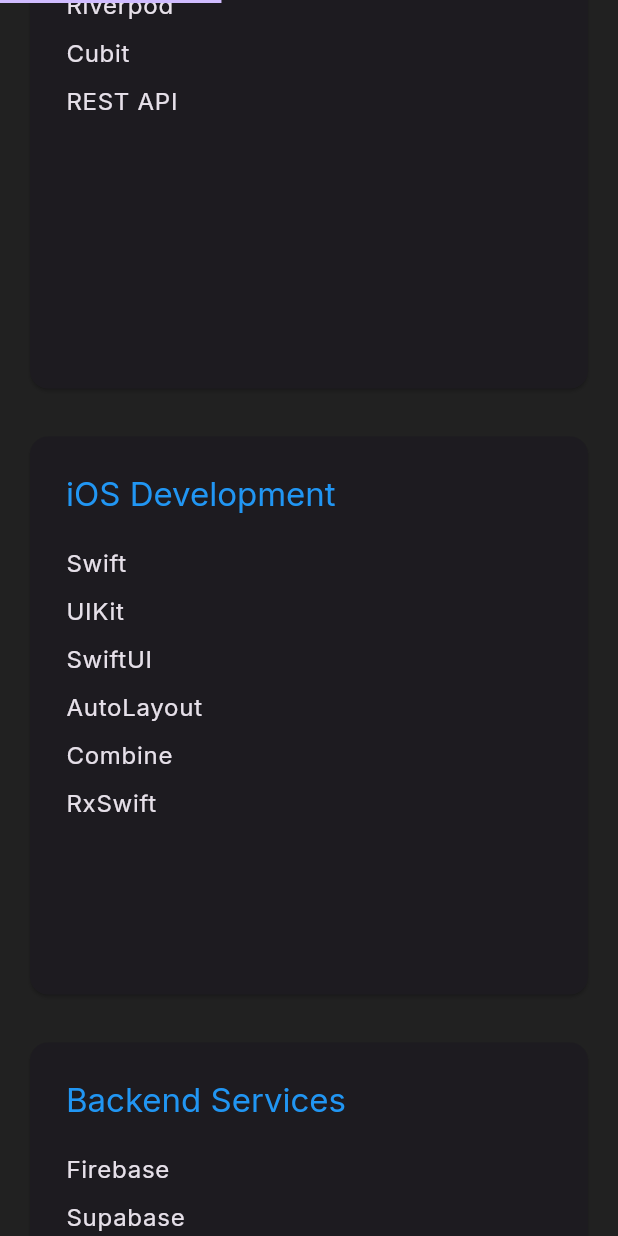
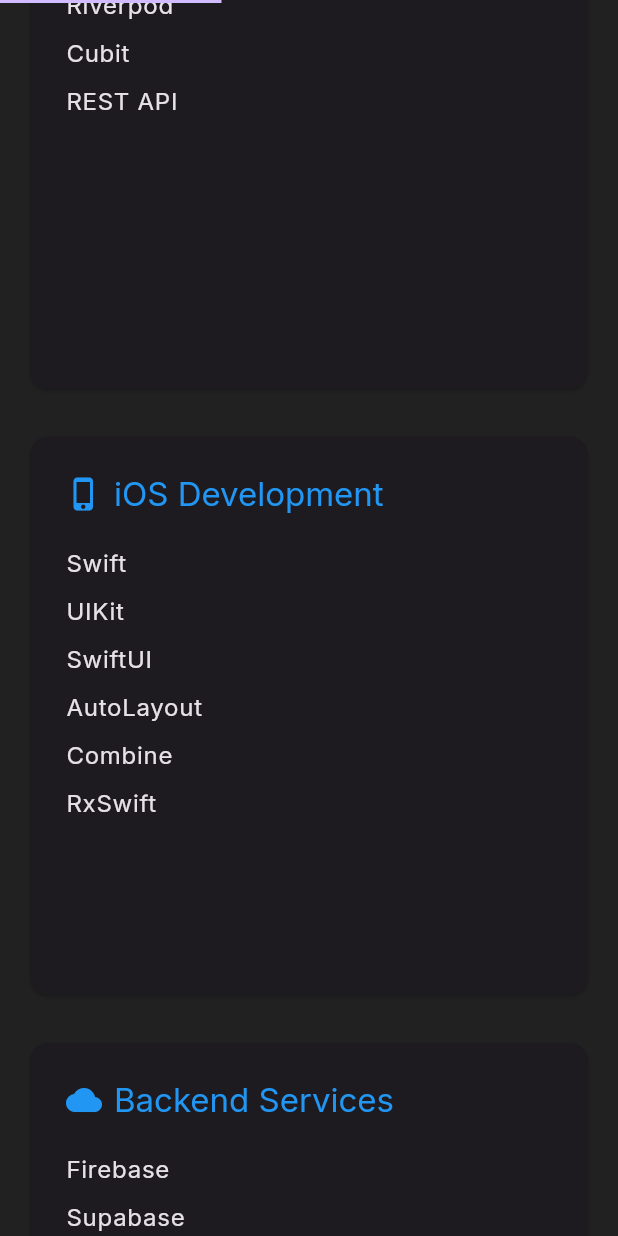
Before and after one commit to devpark435/portfolio_flutter_web, a Flutter app: the screen it shows after launch, scrolled down 1728 dp, on a phone screen of 412 x 824 dp. Run offline on Flutter 3.47's test engine with Material 3 defaults, Android fonts, the phone set to English and light mode, and no system bars; our stand-ins replace animated_text_kit, flutter_riverpod, go_router, google_fonts, shared_preferences.

Commit message:
feat - 세션별 아이콘 매핑 추가

```diff
--- a/lib/presentation/screens/home/sections/skills_section.dart
+++ b/lib/presentation/screens/home/sections/skills_section.dart
@@ -35,12 +35,7 @@ class SkillsSection extends ConsumerWidget {
               _buildSkillCard(
                 context,
                 'Flutter Development',
-                [
-                  'Flutter/Dart',
-                  'Riverpod',
-                  'Cubit',
-                  'REST API',
-                ],
+                ['Flutter/Dart', 'Riverpod', 'Cubit', 'REST API'],
               ),
               _buildSkillCard(
                 context,
@@ -51,26 +46,18 @@ class SkillsSection extends ConsumerWidget {
                   'SwiftUI',
                   'AutoLayout',
                   'Combine',
-                  'RxSwift',
+                  'RxSwift'
                 ],
               ),
               _buildSkillCard(
                 context,
                 'Backend Services',
-                [
-                  'Firebase',
-                  'Supabase',
-                  'REST API',
-                ],
+                ['Firebase', 'Supabase', 'REST API'],
               ),
               _buildSkillCard(
                 context,
                 'Development Tools',
-                [
-                  'Git/GitHub',
-                  'Figma',
-                  'Slack',
-                ],
+                ['Git/GitHub', 'Figma', 'Slack'],
               ),
               _buildSkillCard(
                 context,
@@ -81,8 +68,7 @@ class SkillsSection extends ConsumerWidget {
                   'Clean Architecture',
                   'Repository Pattern',
                   'Singleton Pattern',
-                  'Observer Pattern',
-                  'Dependency Injection',
+                  'Observer Pattern'
                 ],
               ),
             ],
@@ -94,17 +80,45 @@ class SkillsSection extends ConsumerWidget {
 
   Widget _buildSkillCard(
       BuildContext context, String title, List<String> skills) {
+    // 각 섹션별 아이콘 매핑
+    IconData getTitleIcon() {
+      switch (title) {
+        case 'Flutter Development':
+          return Icons.flutter_dash;
+        case 'iOS Development':
+          return Icons.phone_iphone;
+        case 'Backend Services':
+          return Icons.cloud;
+        case 'Development Tools':
+          return Icons.code;
+        case 'Architecture & Design Patterns':
+          return Icons.architecture;
+        default:
+          return Icons.code;
+      }
+    }
+
     return Card(
       child: Padding(
         padding: const EdgeInsets.all(24),
         child: Column(
           crossAxisAlignment: CrossAxisAlignment.start,
           children: [
-            Text(
-              title,
-              style: Theme.of(context).textTheme.titleLarge?.copyWith(
-                    color: Theme.of(context).primaryColor,
-                  ),
+            Row(
+              children: [
+                Icon(
+                  getTitleIcon(),
+                  color: Theme.of(context).primaryColor,
+                  size: 24,
+                ),
+                const SizedBox(width: 8),
+                Text(
+                  title,
+                  style: Theme.of(context).textTheme.titleLarge?.copyWith(
+                        color: Theme.of(context).primaryColor,
+                      ),
+                ),
+              ],
             ),
             const SizedBox(height: 16),
             ...skills.map((skill) => Padding(
```
